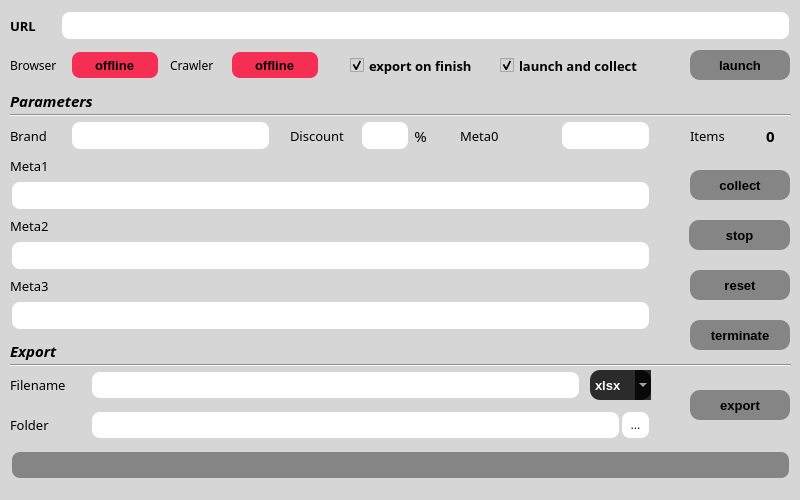
This is gui/ui_resources/atcrawl_crawler_ui.ui in kosazna/atcrawl as Qt 5 draws it before an edit. The edited form follows.
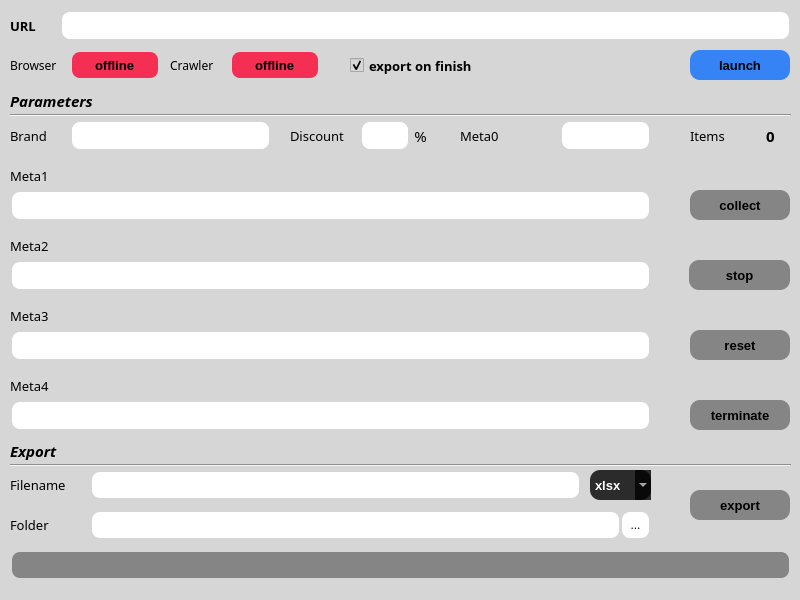
This is the edited form.

The edit to the form file:
```diff
--- a/gui/ui_resources/atcrawl_crawler_ui.ui
+++ b/gui/ui_resources/atcrawl_crawler_ui.ui
@@ -7,7 +7,7 @@
     <x>0</x>
     <y>0</y>
     <width>800</width>
-    <height>500</height>
+    <height>600</height>
    </rect>
   </property>
   <property name="windowTitle">
@@ -72,7 +72,7 @@
     <property name="geometry">
      <rect>
       <x>690</x>
-      <y>270</y>
+      <y>330</y>
       <width>100</width>
       <height>30</height>
      </rect>
@@ -152,7 +152,7 @@
      </font>
     </property>
     <property name="styleSheet">
-     <string notr="true">background-color: rgba(112, 112, 112, 0.8);
+     <string notr="true">background-color: rgba(13, 110, 253, 0.8);
 color: rgb(0, 0, 0);
 border-width:10px;
 border-radius:10px;
@@ -166,7 +166,7 @@
     <property name="geometry">
      <rect>
       <x>690</x>
-      <y>170</y>
+      <y>190</y>
       <width>100</width>
       <height>30</height>
      </rect>
@@ -194,7 +194,7 @@
     <property name="geometry">
      <rect>
       <x>690</x>
-      <y>390</y>
+      <y>490</y>
       <width>100</width>
       <height>30</height>
      </rect>
@@ -327,7 +327,7 @@
     <property name="geometry">
      <rect>
       <x>90</x>
-      <y>410</y>
+      <y>510</y>
       <width>531</width>
       <height>30</height>
      </rect>
@@ -353,7 +353,7 @@
     <property name="geometry">
      <rect>
       <x>10</x>
-      <y>410</y>
+      <y>510</y>
       <width>61</width>
       <height>30</height>
      </rect>
@@ -378,7 +378,7 @@
     <property name="geometry">
      <rect>
       <x>10</x>
-      <y>370</y>
+      <y>470</y>
       <width>71</width>
       <height>30</height>
      </rect>
@@ -403,7 +403,7 @@
     <property name="geometry">
      <rect>
       <x>90</x>
-      <y>370</y>
+      <y>470</y>
       <width>491</width>
       <height>30</height>
      </rect>
@@ -429,7 +429,7 @@
     <property name="geometry">
      <rect>
       <x>10</x>
-      <y>360</y>
+      <y>460</y>
       <width>781</width>
       <height>10</height>
      </rect>
@@ -442,7 +442,7 @@
     <property name="geometry">
      <rect>
       <x>10</x>
-      <y>340</y>
+      <y>440</y>
       <width>121</width>
       <height>21</height>
      </rect>
@@ -467,7 +467,7 @@
     <property name="geometry">
      <rect>
       <x>690</x>
-      <y>320</y>
+      <y>400</y>
       <width>100</width>
       <height>30</height>
      </rect>
@@ -604,7 +604,7 @@
     <property name="geometry">
      <rect>
       <x>689</x>
-      <y>220</y>
+      <y>260</y>
       <width>101</width>
       <height>30</height>
      </rect>
@@ -632,7 +632,7 @@
     <property name="geometry">
      <rect>
       <x>620</x>
-      <y>410</y>
+      <y>510</y>
       <width>31</width>
       <height>30</height>
      </rect>
@@ -652,7 +652,7 @@
     <property name="geometry">
      <rect>
       <x>590</x>
-      <y>370</y>
+      <y>470</y>
       <width>61</width>
       <height>30</height>
      </rect>
@@ -800,7 +800,7 @@
     <property name="geometry">
      <rect>
       <x>10</x>
-      <y>180</y>
+      <y>190</y>
       <width>641</width>
       <height>31</height>
      </rect>
@@ -826,7 +826,7 @@
     <property name="geometry">
      <rect>
       <x>10</x>
-      <y>150</y>
+      <y>160</y>
       <width>500</width>
       <height>31</height>
      </rect>
@@ -851,7 +851,7 @@
     <property name="geometry">
      <rect>
       <x>10</x>
-      <y>210</y>
+      <y>230</y>
       <width>500</width>
       <height>31</height>
      </rect>
@@ -876,7 +876,7 @@
     <property name="geometry">
      <rect>
       <x>10</x>
-      <y>240</y>
+      <y>260</y>
       <width>641</width>
       <height>31</height>
      </rect>
@@ -902,7 +902,7 @@
     <property name="geometry">
      <rect>
       <x>10</x>
-      <y>270</y>
+      <y>300</y>
       <width>500</width>
       <height>31</height>
      </rect>
@@ -927,7 +927,7 @@
     <property name="geometry">
      <rect>
       <x>10</x>
-      <y>300</y>
+      <y>330</y>
       <width>641</width>
       <height>31</height>
      </rect>
@@ -949,30 +949,6 @@
      <string/>
     </property>
    </widget>
-   <widget class="QCheckBox" name="check_launch_collect">
-    <property name="geometry">
-     <rect>
-      <x>500</x>
-      <y>50</y>
-      <width>161</width>
-      <height>31</height>
-     </rect>
-    </property>
-    <property name="font">
-     <font>
-      <family>Century Gothic</family>
-      <pointsize>10</pointsize>
-      <weight>75</weight>
-      <bold>true</bold>
-     </font>
-    </property>
-    <property name="text">
-     <string>launch and collect</string>
-    </property>
-    <property name="checked">
-     <bool>true</bool>
-    </property>
-   </widget>
    <widget class="QLabel" name="label_meta0">
     <property name="geometry">
      <rect>
@@ -1028,7 +1004,7 @@
     <property name="geometry">
      <rect>
       <x>10</x>
-      <y>450</y>
+      <y>550</y>
       <width>781</width>
       <height>30</height>
      </rect>
@@ -1055,6 +1031,57 @@
      <set>Qt::AlignCenter</set>
     </property>
    </widget>
+   <widget class="QLineEdit" name="in_meta4">
+    <property name="geometry">
+     <rect>
+      <x>10</x>
+      <y>400</y>
+      <width>641</width>
+      <height>31</height>
+     </rect>
+    </property>
+    <property name="font">
+     <font>
+      <family>Segoe UI</family>
+      <pointsize>10</pointsize>
+     </font>
+    </property>
+    <property name="styleSheet">
+     <string notr="true">background-color: rgb(255, 255, 255);
+border-width:4px;
+border-color:black;
+border-style:offset;
+border-radius:10px;</string>
+    </property>
+    <property name="text">
+     <string/>
+    </property>
+   </widget>
+   <widget class="QLabel" name="label_meta4">
+    <property name="geometry">
+     <rect>
+      <x>10</x>
+      <y>370</y>
+      <width>500</width>
+      <height>31</height>
+     </rect>
+    </property>
+    <property name="font">
+     <font>
+      <family>Century Gothic</family>
+      <pointsize>10</pointsize>
+      <weight>50</weight>
+      <italic>false</italic>
+      <bold>false</bold>
+     </font>
+    </property>
+    <property name="styleSheet">
+     <string notr="true"/>
+    </property>
+    <property name="text">
+     <string>Meta4</string>
+    </property>
+   </widget>
   </widget>
   <widget class="QStatusBar" name="statusbar"/>
  </widget>
```
Left out of the diff: 1 changed line with no effect on the pictures.
